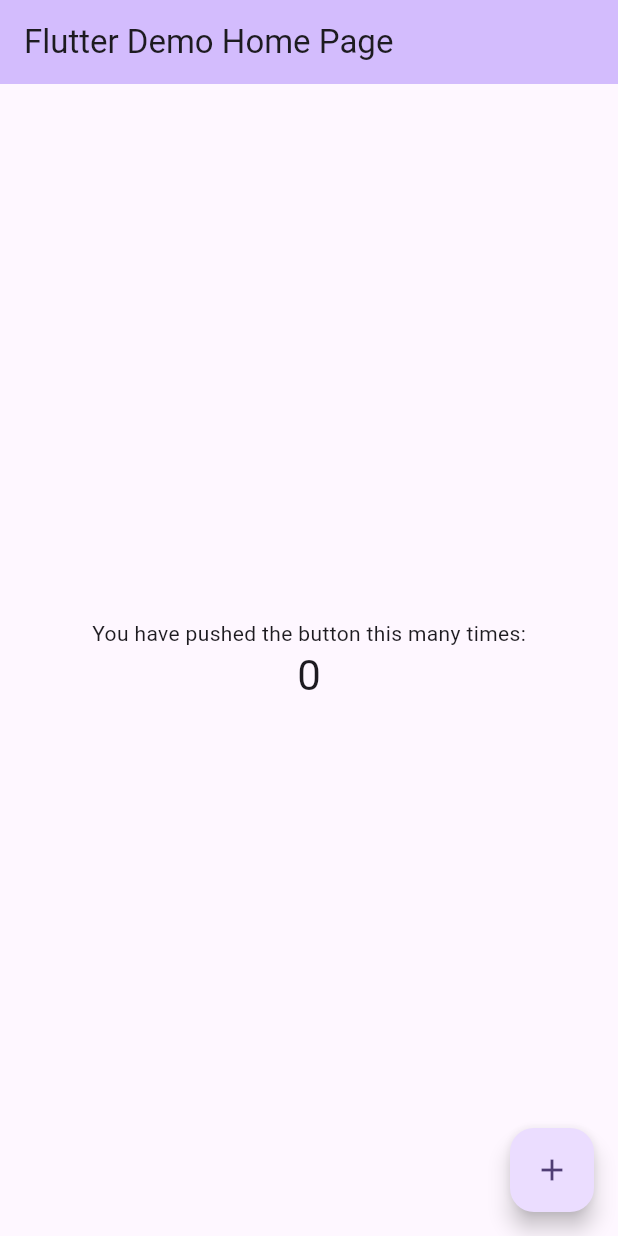
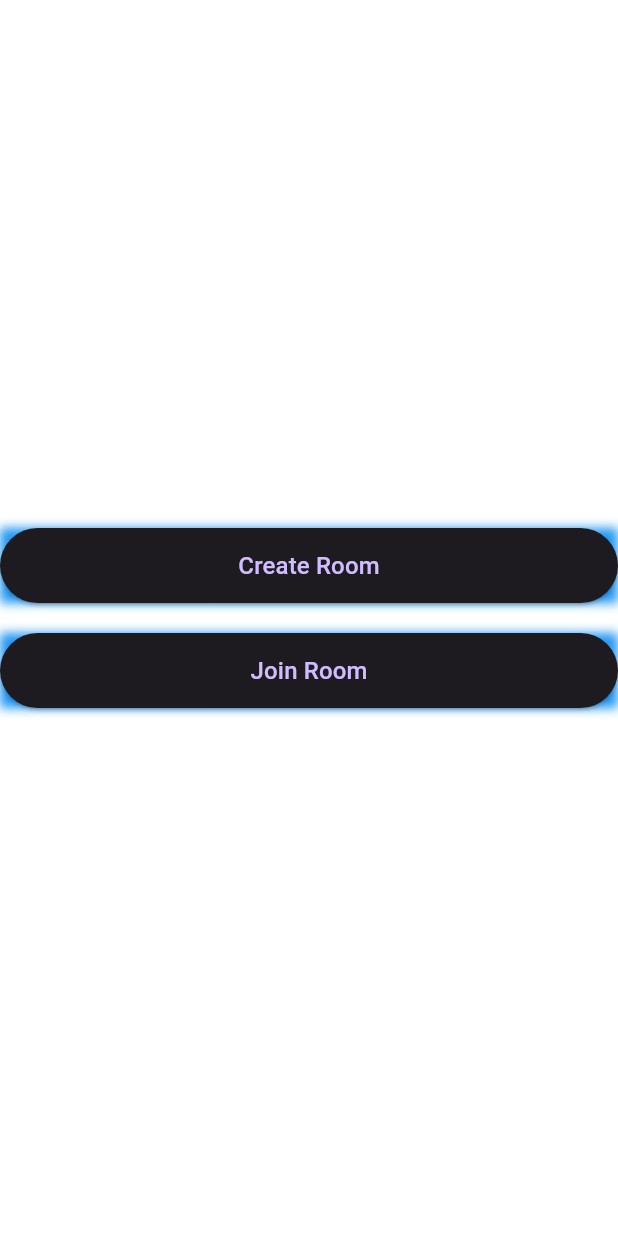
Before and after one commit to leuleyasu/tic-toe, a Flutter app: the screen it shows after launch, on a phone screen of 412 x 824 dp. Run offline on Flutter 3.47's test engine with Material 3 defaults, Android fonts, the phone set to English and light mode, and no system bars; our stand-ins replace socket_io_client.

```diff
--- /dev/null
+++ b/clientside/lib/feature/presentation/screen/mainenuscreen.dart
@@ -0,0 +1,32 @@
+import 'package:clientside/feature/presentation/screen/createroom.dart';
+import 'package:clientside/feature/presentation/screen/joinroomscreen.dart';
+import 'package:clientside/feature/presentation/widget/cutombutton.dart';
+import 'package:clientside/utilis.dart';
+import 'package:flutter/material.dart';
+
+class MainMenu extends StatelessWidget {
+  static String routename="/main-menu";
+  const MainMenu({super.key});
+
+  @override
+  Widget build(BuildContext context) {
+    return Column(
+      mainAxisAlignment: MainAxisAlignment.center,
+      children: [
+        CustomButton(onTap: ()=> createRoom(context), text: "Create Room"),
+        const SizedBox(
+          height: 20,
+        ),
+        CustomButton(onTap: () =>joinRoom(context), text: "Join Room")
+      ],
+    );
+
+  }
+
+
+  void  createRoom (BuildContext context){
+    Navigator.pushNamed(context, CreateRoomScreen.routeName);
+  }  void  joinRoom (BuildContext context){
+    Navigator.pushNamed(context, JoinRoom.routeName);
+  }
+}
--- /dev/null
+++ b/clientside/lib/feature/presentation/widget/cutombutton.dart
@@ -0,0 +1,30 @@
+// ignore_for_file: public_member_api_docs, sort_constructors_first
+import 'package:flutter/material.dart';
+
+class CustomButton extends StatelessWidget {
+  final VoidCallback onTap;
+  final String text;
+  const CustomButton({
+    Key? key,
+    required this.onTap,
+    required this.text,
+  }) : super(key: key);
+
+  @override
+  Widget build(BuildContext context) {
+    final width = MediaQuery.of(context).size.width;
+    return Container(
+      decoration: const BoxDecoration(boxShadow: [
+        BoxShadow(color: Colors.blue, blurRadius: 5, spreadRadius: 0),
+      ]),
+      child: ElevatedButton(
+        onPressed: onTap,
+        style: ElevatedButton.styleFrom(minimumSize: Size(width, 50)),
+        child: Text(
+          text,
+          style: const TextStyle(fontSize: 16),
+        ),
+      ),
+    );
+  }
+}
--- a/clientside/lib/main.dart
+++ b/clientside/lib/main.dart
@@ -1,125 +1,29 @@
+import 'package:clientside/feature/presentation/screen/createroom.dart';
+import 'package:clientside/feature/presentation/screen/joinroomscreen.dart';
+import 'package:clientside/feature/presentation/screen/mainenuscreen.dart';
+import 'package:clientside/utilis.dart';
 import 'package:flutter/material.dart';
 
 void main() {
   runApp(const MyApp());
 }
-
 class MyApp extends StatelessWidget {
   const MyApp({super.key});
-
   // This widget is the root of your application.
   @override
   Widget build(BuildContext context) {
     return MaterialApp(
       title: 'Flutter Demo',
-      theme: ThemeData(
-        // This is the theme of your application.
-        //
-        // TRY THIS: Try running your application with "flutter run". You'll see
-        // the application has a purple toolbar. Then, without quitting the app,
-        // try changing the seedColor in the colorScheme below to Colors.green
-        // and then invoke "hot reload" (save your changes or press the "hot
-        // reload" button in a Flutter-supported IDE, or press "r" if you used
-        // the command line to start the app).
-        //
-        // Notice that the counter didn't reset back to zero; the application
-        // state is not lost during the reload. To reset the state, use hot
-        // restart instead.
-        //
-        // This works for code too, not just values: Most code changes can be
-        // tested with just a hot reload.
-        colorScheme: ColorScheme.fromSeed(seedColor: Colors.deepPurple),
-        useMaterial3: true,
+      theme: ThemeData.dark().copyWith(
+        scaffoldBackgroundColor: bgColor
       ),
-      home: const MyHomePage(title: 'Flutter Demo Home Page'),
+      home: const MainMenu(),
+      initialRoute:  MainMenu.routename,
+      routes: {
+        MainMenu.routename:(context) => const MainMenu(),
+        CreateRoomScreen.routeName:(context) => CreateRoomScreen(),
+        JoinRoom.routeName:(context) => JoinRoom()
+      },
     );
   }
 }
-
-class MyHomePage extends StatefulWidget {
-  const MyHomePage({super.key, required this.title});
-
-  // This widget is the home page of your application. It is stateful, meaning
-  // that it has a State object (defined below) that contains fields that affect
-  // how it looks.
-
-  // This class is the configuration for the state. It holds the values (in this
-  // case the title) provided by the parent (in this case the App widget) and
-  // used by the build method of the State. Fields in a Widget subclass are
-  // always marked "final".
-
-  final String title;
-
-  @override
-  State<MyHomePage> createState() => _MyHomePageState();
-}
-
-class _MyHomePageState extends State<MyHomePage> {
-  int _counter = 0;
-
-  void _incrementCounter() {
-    setState(() {
-      // This call to setState tells the Flutter framework that something has
-      // changed in this State, which causes it to rerun the build method below
-      // so that the display can reflect the updated values. If we changed
-      // _counter without calling setState(), then the build method would not be
-      // called again, and so nothing would appear to happen.
-      _counter++;
-    });
-  }
-
-  @override
-  Widget build(BuildContext context) {
-    // This method is rerun every time setState is called, for instance as done
-    // by the _incrementCounter method above.
-    //
-    // The Flutter framework has been optimized to make rerunning build methods
-    // fast, so that you can just rebuild anything that needs updating rather
-    // than having to individually change instances of widgets.
-    return Scaffold(
-      appBar: AppBar(
-        // TRY THIS: Try changing the color here to a specific color (to
-        // Colors.amber, perhaps?) and trigger a hot reload to see the AppBar
-        // change color while the other colors stay the same.
-        backgroundColor: Theme.of(context).colorScheme.inversePrimary,
-        // Here we take the value from the MyHomePage object that was created by
-        // the App.build method, and use it to set our appbar title.
-        title: Text(widget.title),
-      ),
-      body: Center(
-        // Center is a layout widget. It takes a single child and positions it
-        // in the middle of the parent.
-        child: Column(
-          // Column is also a layout widget. It takes a list of children and
-          // arranges them vertically. By default, it sizes itself to fit its
-          // children horizontally, and tries to be as tall as its parent.
-          //
-          // Column has various properties to control how it sizes itself and
-          // how it positions its children. Here we use mainAxisAlignment to
-          // center the children vertically; the main axis here is the vertical
-          // axis because Columns are vertical (the cross axis would be
-          // horizontal).
-          //
-          // TRY THIS: Invoke "debug painting" (choose the "Toggle Debug Paint"
-          // action in the IDE, or press "p" in the console), to see the
-          // wireframe for each widget.
-          mainAxisAlignment: MainAxisAlignment.center,
-          children: <Widget>[
-            const Text(
-              'You have pushed the button this many times:',
-            ),
-            Text(
-              '$_counter',
-              style: Theme.of(context).textTheme.headlineMedium,
-            ),
-          ],
-        ),
-      ),
-      floatingActionButton: FloatingActionButton(
-        onPressed: _incrementCounter,
-        tooltip: 'Increment',
-        child: const Icon(Icons.add),
-      ), // This trailing comma makes auto-formatting nicer for build methods.
-    );
-  }
-}
--- a/clientside/pubspec.yaml
+++ b/clientside/pubspec.yaml
@@ -35,6 +35,7 @@ dependencies:
   # The following adds the Cupertino Icons font to your application.
   # Use with the CupertinoIcons class for iOS style icons.
   cupertino_icons: ^1.0.2
+  socket_io_client: ^2.0.3+1
 
 dev_dependencies:
   flutter_test:
```
Also changed, not shown: clientside/lib/feature/domain/socketio.dart (added, +16 -0 lines), clientside/lib/feature/domain/socketmethod.dart (added, +15 -0 lines), clientside/lib/feature/presentation/screen/createroom.dart (added, +61 -0 lines), clientside/lib/feature/presentation/screen/joinroomscreen.dart (added, +62 -0 lines), clientside/lib/feature/presentation/widget/customTextfield.dart (added, +42 -0 lines), clientside/lib/feature/presentation/widget/customtext.dart (added, +26 -0 lines), clientside/lib/utilis.dart (added, +23 -0 lines), clientside/pubspec.lock.
